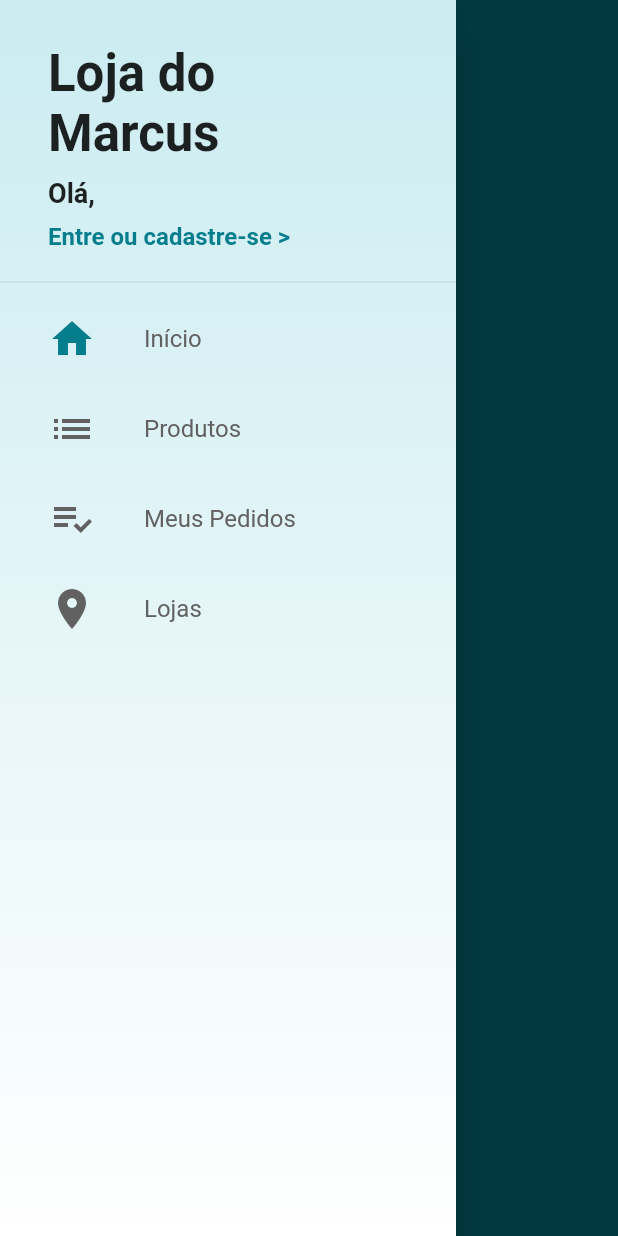
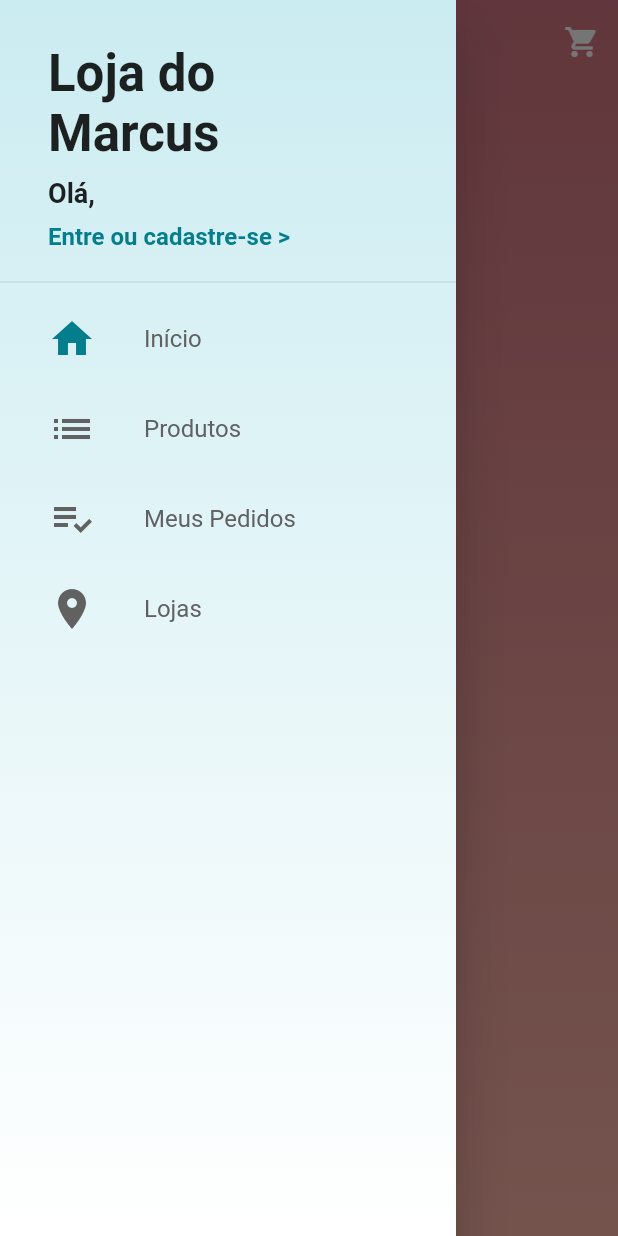
Before and after one commit to mvtelecom/loja_virtual, a Flutter app: the screen it shows after launch, with the side drawer open, on a phone screen of 412 x 824 dp. Run offline on Flutter 3.47's test engine with Material 2 defaults, Android fonts, the phone set to English and light mode, and no system bars; our stand-ins replace carousel_pro, cloud_firestore, firebase_auth; accounts and stored records are empty.

Commit message:
54. Criando a Barra Flutuante

```diff
--- a/lib/screens/base/base_screen.dart
+++ b/lib/screens/base/base_screen.dart
@@ -1,6 +1,7 @@
 import 'package:flutter/material.dart';
 import 'package:lojavirtual/common/custom_drawer/custom_drawer.dart';
 import 'package:lojavirtual/models/page_manager.dart';
+import 'package:lojavirtual/screens/home/home_screen.dart';
 import 'package:lojavirtual/screens/login/login_screem.dart';
 import 'package:lojavirtual/screens/products/products_screen.dart';
 import 'package:provider/provider.dart';
@@ -16,12 +17,7 @@ class BaseScreen extends StatelessWidget {
         controller: pageController,
         physics: const NeverScrollableScrollPhysics(),
         children: <Widget>[
-         Scaffold(
-           drawer: CustomDrawer(),
-           appBar: AppBar(
-             title: const Text('Home'),
-           ),
-         ),
+         HomeScreen(),
           ProductsScreen(),
           Container(
             color: Colors.yellow,
--- /dev/null
+++ b/lib/screens/home/home_screen.dart
@@ -0,0 +1,55 @@
+import 'package:flutter/cupertino.dart';
+import 'package:flutter/material.dart';
+import 'package:lojavirtual/common/custom_drawer/custom_drawer.dart';
+
+class HomeScreen extends StatelessWidget {
+  @override
+  Widget build(BuildContext context) {
+    return Scaffold(
+      drawer: CustomDrawer(),
+      body: Stack(
+        children: <Widget>[
+          Container(
+            decoration: BoxDecoration(
+                gradient: LinearGradient(
+                    colors: const [
+                      Color.fromARGB(255, 211, 118, 130),
+                      Color.fromARGB(255, 253, 181, 168)
+                    ],
+                    begin: Alignment.topCenter,
+                    end: Alignment.bottomCenter
+                )
+            ),
+          ),
+          CustomScrollView(
+            slivers: <Widget>[
+              SliverAppBar(
+                snap: true,
+                floating: true,
+                elevation: 0,
+                backgroundColor: Colors.transparent,
+                flexibleSpace: const FlexibleSpaceBar(
+                  title: Text('Loja do Marcus'),
+                  centerTitle: true,
+                ),
+                actions: <Widget>[
+                  IconButton(
+                    icon: Icon(Icons.shopping_cart),
+                    color: Colors.white,
+                    onPressed: () => Navigator.of(context).pushNamed('/cart'),
+                  ),
+                ],
+              ),
+              SliverToBoxAdapter(
+                child: Container(
+                  height: 2000,
+                  width: 200,
+                ),
+              )
+            ],
+          ),
+        ],
+      ),
+    );
+  }
+}
```
